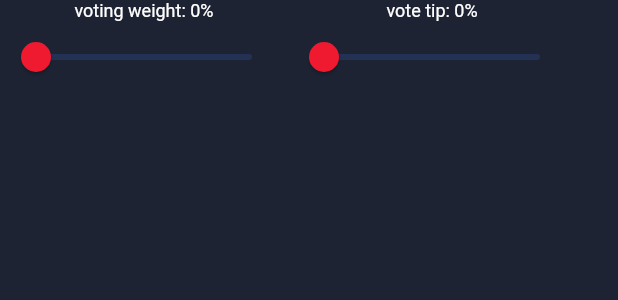
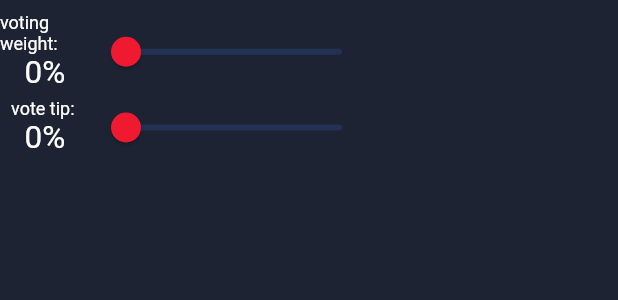
Before and after one commit to dtube/DTubeGo, a Flutter app: the VotingSlider widget shown alone on an empty page, opened directly with empty values, on a phone screen of 412 x 824 dp. Shown: the top 300 px of the screen. Run offline on Flutter 3.47's test engine with Material 2 defaults, Android fonts, the phone set to English and light mode, and no system bars; our stand-ins replace another_flushbar, better_player, bloc, cached_network_image, dio, equatable and 12 more; missing offline and left inert: bs58, bs58check, ecdsa, elliptic, video_compress, youtube_explode_dart and 1 more; accounts and stored records are empty; network calls fail.

Commit message:
fixed render overflow of votebuttons

```diff
--- a/lib/ui/pages/post/widgets/VoteButtons.dart
+++ b/lib/ui/pages/post/widgets/VoteButtons.dart
@@ -207,17 +207,27 @@ class _VotingSliderState extends State<VotingSlider> {
         _postBloc.add(FetchPostEvent(widget.author, widget.link));
       }
       return Container(
+          //width: 200,
           child: Column(
+        crossAxisAlignment: CrossAxisAlignment.center,
         children: [
+          SizedBox(height: 8),
           Row(
             children: [
-              Column(
+              Container(
+                width: 60,
+                child: Column(
+                  crossAxisAlignment: CrossAxisAlignment.center,
                   children: [
-                  Align(
-                    alignment: Alignment.bottomLeft,
-                    child: Text(
-                      "voting weight: " + _vpValue.floor().toString() + '%',
+                    Text(
+                      "voting weight: ",
                       style: Theme.of(context).textTheme.caption,
+                    ),
+                    Text(
+                      _vpValue.floor().toString() + '%',
+                      style: Theme.of(context).textTheme.headline3,
+                    ),
+                  ],
                 ),
               ),
               Slider(
@@ -239,13 +249,21 @@ class _VotingSliderState extends State<VotingSlider> {
           ),
           widget.downvote
               ? SizedBox(width: 0)
-                  : Column(
+              : Row(
                   children: [
-                        Align(
-                          alignment: Alignment.bottomLeft,
-                          child: Text(
-                            "vote tip: " + _tipValue.floor().toString() + '%',
+                    Container(
+                      width: 60,
+                      child: Column(
+                        children: [
+                          Text(
+                            "vote tip: ",
                             style: Theme.of(context).textTheme.caption,
+                          ),
+                          Text(
+                            _tipValue.floor().toString() + '%',
+                            style: Theme.of(context).textTheme.headline3,
+                          ),
+                        ],
                       ),
                     ),
                     Slider(
@@ -261,8 +279,6 @@ class _VotingSliderState extends State<VotingSlider> {
                           _tipValue = value;
                         });
                       },
-                        ),
-                      ],
                     ),
                   ],
                 ),
```
Lines whose indentation alone changed are shown as unchanged.
